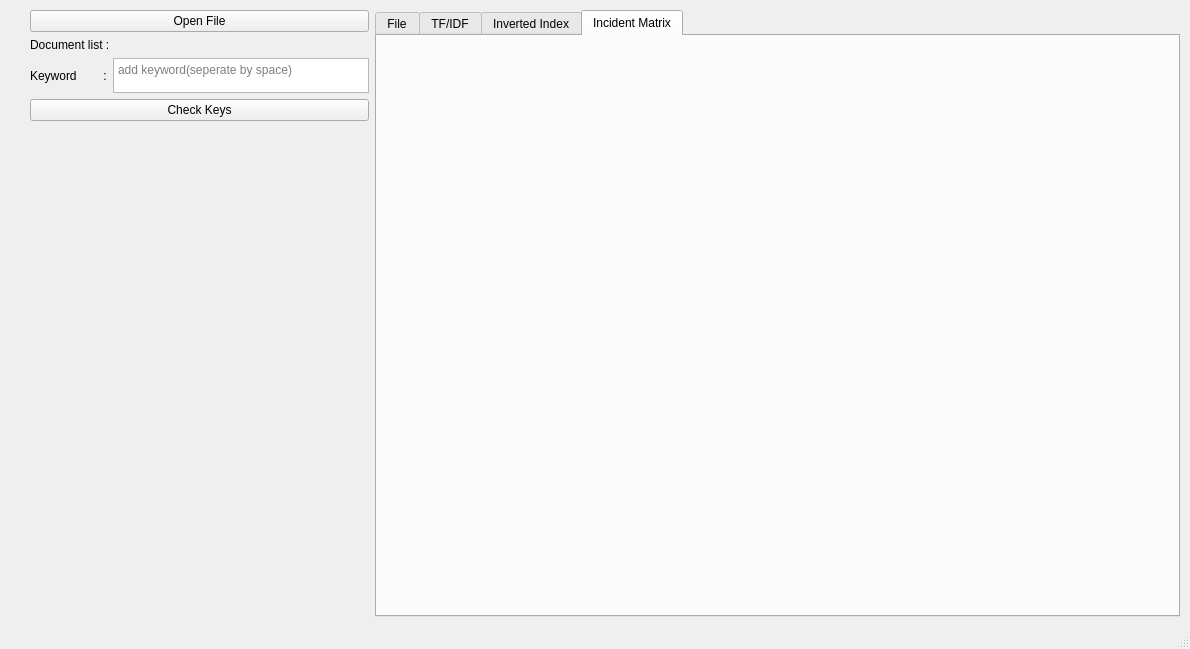
Above: main.ui from andre002wp/STKI-Semester-5 before the change. Below: the same form after it.
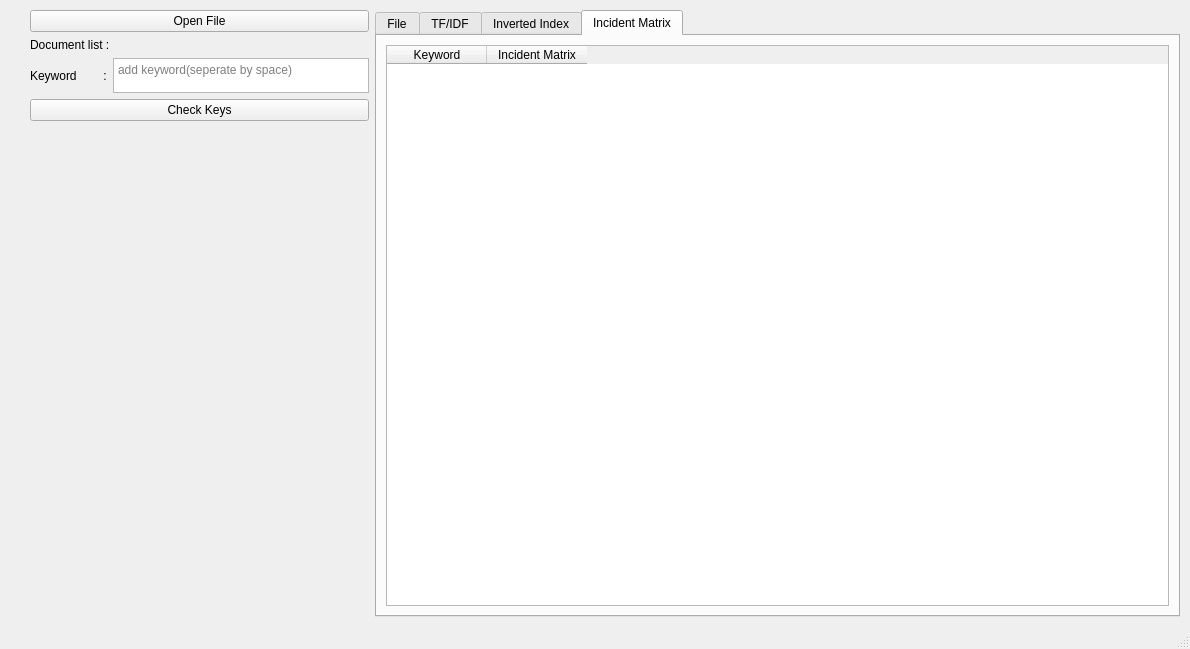
That is the form after the change. The open tabs and pages were chosen to show the change.

Commit message: prepare for incident matrix

Patch:
```diff
--- a/main.ui
+++ b/main.ui
@@ -300,6 +300,46 @@
            <attribute name="title">
             <string>Incident Matrix</string>
            </attribute>
+           <layout class="QHBoxLayout" name="horizontalLayout_5">
+            <item>
+             <widget class="QTableWidget" name="inverted_index_table_2">
+              <property name="sizePolicy">
+               <sizepolicy hsizetype="Ignored" vsizetype="Ignored">
+                <horstretch>0</horstretch>
+                <verstretch>0</verstretch>
+               </sizepolicy>
+              </property>
+              <property name="minimumSize">
+               <size>
+                <width>40</width>
+                <height>321</height>
+               </size>
+              </property>
+              <property name="maximumSize">
+               <size>
+                <width>16777215</width>
+                <height>9999999</height>
+               </size>
+              </property>
+              <property name="focusPolicy">
+               <enum>Qt::NoFocus</enum>
+              </property>
+              <attribute name="horizontalHeaderCascadingSectionResizes">
+               <bool>false</bool>
+              </attribute>
+              <column>
+               <property name="text">
+                <string>Keyword</string>
+               </property>
+              </column>
+              <column>
+               <property name="text">
+                <string>Incident Matrix</string>
+               </property>
+              </column>
+             </widget>
+            </item>
+           </layout>
           </widget>
          </widget>
         </item>
```
Left out of the diff: 2 changed lines with no effect on the pictures. The commit also changes 3 other files.
